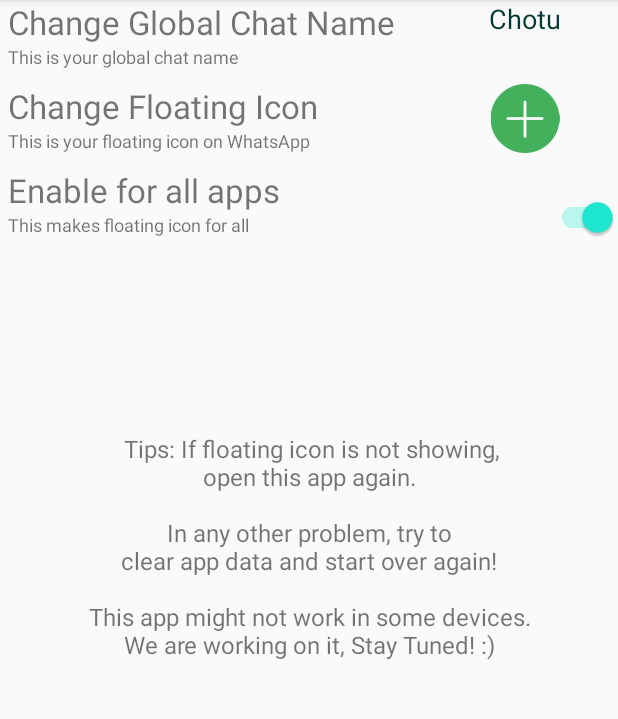
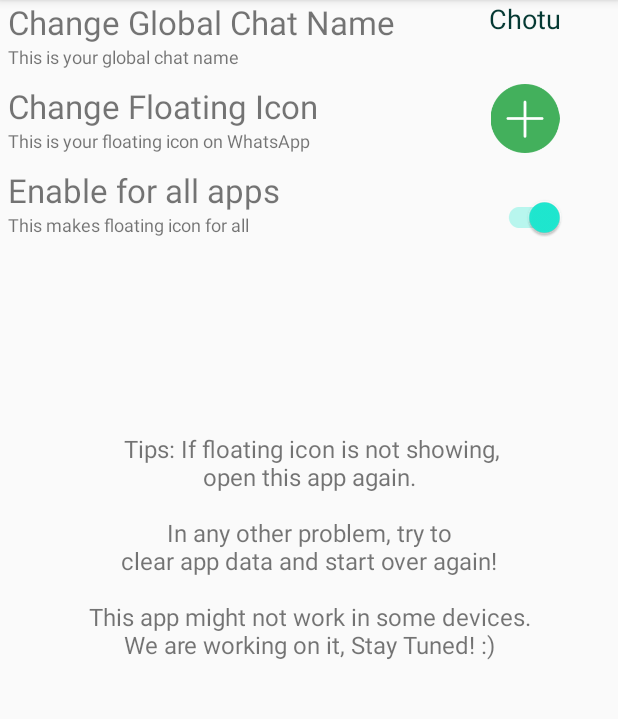
Before and after one commit to ogil7190/wa-utility-v2, an Android app: the fragment FragmentSettings shown on its own in the app's theme, on a phone screen of 412 x 824 dp, the part 84-803 px from its top. Run offline under Robolectric (Android 15) with nearby library versions, the phone set to English and light mode, and no system bars; libraries missing offline, so code that uses them is left out: com.wooplr.spotlight, gun0912.tedbottompicker; pictures from the network do not load; 2 statements that could not run were skipped.

Commit message:
settings me center ho gya

```diff
--- a/app/src/main/res/layout/settings_fragment.xml
+++ b/app/src/main/res/layout/settings_fragment.xml
@@ -99,17 +99,19 @@
                 android:layout_marginBottom="20dp"
                 android:text="This makes floating icon for all"/>
         </LinearLayout>
-
+        <RelativeLayout
+            android:layout_width="0dp"
+            android:layout_height="match_parent"
+            android:layout_weight="3">
         <android.support.v7.widget.SwitchCompat
             android:id="@+id/for_all"
-            android:layout_width="0dp"
+            android:layout_width="match_parent"
             android:drawableTint="@color/colorPrimary"
             android:layout_height="match_parent"
-            android:layout_weight="3"
-            android:layout_gravity="center"
-            android:gravity="center"
+            android:paddingRight="35dp"
             android:checked="false"
             android:theme="@style/SCBSwitch" />
+        </RelativeLayout>
 
     </LinearLayout>
 
```
